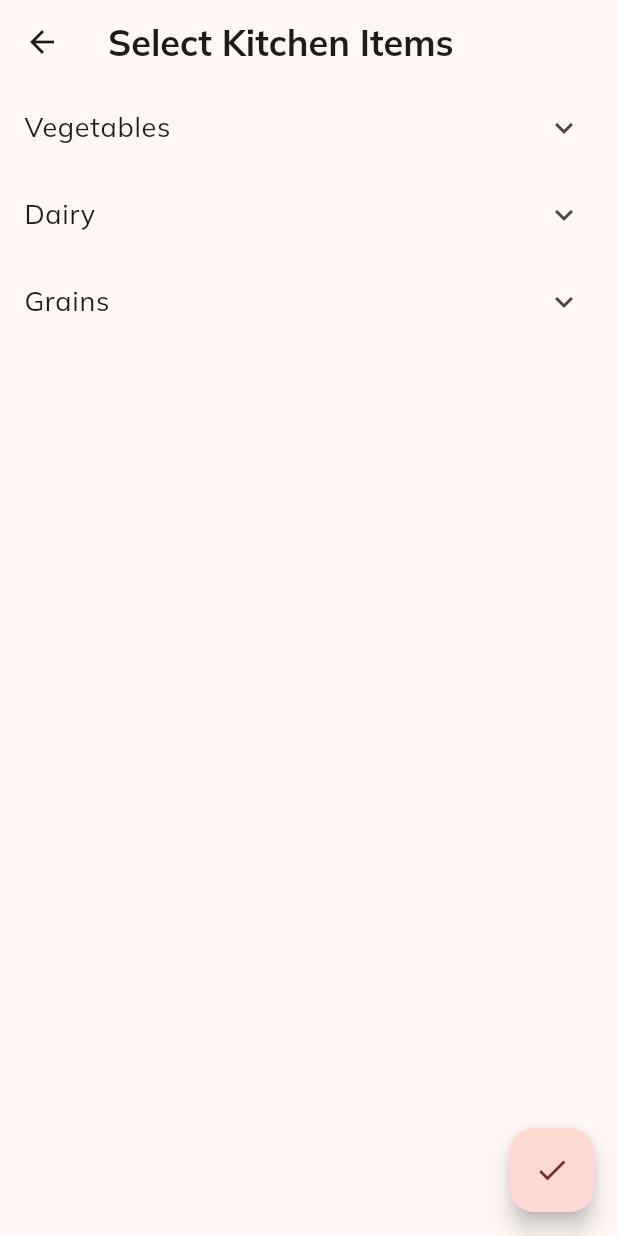
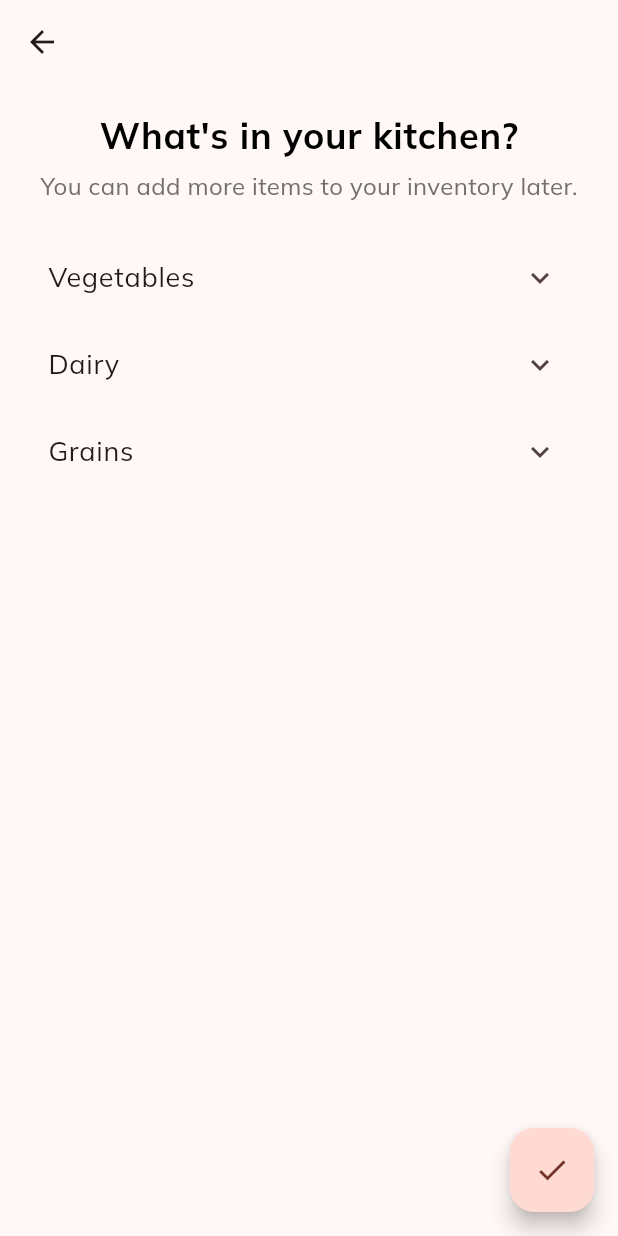
Before and after one commit to ReemJ23/Kitchenly, a Flutter app: the OnboardingAllergiesScreen screen opened directly with empty values, after a tap on "Next", on a phone screen of 412 x 824 dp. Run offline on Flutter 3.47's test engine with Material 3 defaults, Android fonts, the phone set to English and light mode, and no system bars; our stand-ins replace cloud_firestore, firebase_auth, firebase_core, shared_preferences; accounts and stored records are empty; generated files the repository leaves out were written again.

Commit message:
designed the onboarding inventory screen along with some retouches to previously designed screens

```diff
--- a/lib/l10n/app_ar.arb
+++ b/lib/l10n/app_ar.arb
@@ -25,7 +25,6 @@
   "incorrectPassword": "كلمة المرور غير صحيحة",
   "userNotFound": "المستخدم غير موجود. يرجى التحقق من البريد الإلكتروني أو اسم المستخدم.",
   "selectAllergies": "حدد حساسية الطعام لديك",
-  "selectKitchenItems": "حدد المواد الموجودة في مطبخك",
   "inventory": "المخزون",
   "quantity": "الكمية",
   "next": "التالي",
@@ -104,5 +103,7 @@
   "welcomeSubMessage": "خطوة أقرب لتنظيم وجباتك.",
   "main": "الرئيسية",
   "onboardingAllergiesMessage": "دعنا نتعرف عليك أكثر...",
-  "onboardingAllergiesSubMessage": "قم باختيار أي حساسية لديك، إن وجد."
+  "onboardingAllergiesSubMessage": "قم باختيار أي حساسية لديك، إن وجد.",
+  "onboardingInventoryMessage": "ماذا يوجد في مطبخك؟",
+  "onboardingInventorySubMessage": "بإمكانك إضافة المزيد من العناصر للمخزون لاحقًا."
 }
--- a/lib/l10n/app_en.arb
+++ b/lib/l10n/app_en.arb
@@ -24,7 +24,6 @@
   "usernameTaken": "This username is taken",
   "incorrectPassword": "Incorrect password",
   "userNotFound": "User not found. Please check your email or username.",
-  "selectKitchenItems": "Select Kitchen Items",
   "inventory": "Inventory",
   "quantity": "Quantity",
   "next": "Next",
@@ -102,5 +101,7 @@
   "welcomeSubMessage": "A step closer to more organized meals.",
   "main": "Main",
   "onboardingAllergiesMessage": "Getting to know more about you...",
-  "onboardingAllergiesSubMessage": "Select your allergies, if any."
+  "onboardingAllergiesSubMessage": "Select your allergies, if any.",
+  "onboardingInventoryMessage": "What's in your kitchen?",
+  "onboardingInventorySubMessage": "You can add more items to your inventory later."
 }
--- a/lib/screens/inventory_screen.dart
+++ b/lib/screens/inventory_screen.dart
@@ -3,6 +3,8 @@ import 'package:cloud_firestore/cloud_firestore.dart';
 import 'package:firebase_auth/firebase_auth.dart';
 import 'package:flutter_gen/gen_l10n/app_localizations.dart';
 import 'package:intl/intl.dart';
+import '../utils/colors.dart';
+
 
 import '../utils/localization_helper.dart';
 
--- a/lib/screens/main_screen.dart
+++ b/lib/screens/main_screen.dart
@@ -3,8 +3,7 @@ import 'package:kitchenly/screens/profile_screen.dart';
 import 'package:kitchenly/screens/inventory_screen.dart';
 import 'package:flutter_gen/gen_l10n/app_localizations.dart';
 import 'package:kitchenly/screens/shopping_list_screen.dart';
-
-import 'inventory_screen.dart';
+import '../utils/colors.dart';
 
 class MainScreen extends StatefulWidget {
   final String language;
--- a/lib/screens/onboarding_allergies.dart
+++ b/lib/screens/onboarding_allergies.dart
@@ -37,7 +37,7 @@ class _OnboardingAllergiesScreenState extends State<OnboardingAllergiesScreen> {
       });
 
 
-      Navigator.pushReplacementNamed(context, '/onboarding_inventory', arguments: widget.language);
+      Navigator.pushNamed(context, '/onboarding_inventory', arguments: widget.language);
     }
   }
 
@@ -46,10 +46,10 @@ class _OnboardingAllergiesScreenState extends State<OnboardingAllergiesScreen> {
     final localizations = AppLocalizations.of(context)!;
 
     return Scaffold(
-
-      body: SafeArea(
-        child: Padding(
-        padding: const EdgeInsets.fromLTRB(16, 24, 16, 0),
+        appBar: AppBar(title: Text(" ")
+        ),
+      body: Padding(
+        padding: EdgeInsets.all(16),
     child: Column(
       mainAxisAlignment: MainAxisAlignment.center,
     children: [
@@ -130,7 +130,7 @@ class _OnboardingAllergiesScreenState extends State<OnboardingAllergiesScreen> {
           ),
         ],
       ),
-    ),
+
           ),
     );
   }
--- a/lib/screens/onboarding_inventory.dart
+++ b/lib/screens/onboarding_inventory.dart
@@ -2,6 +2,7 @@ import 'package:flutter/material.dart';
 import 'package:cloud_firestore/cloud_firestore.dart';
 import 'package:firebase_auth/firebase_auth.dart';
 import 'package:flutter_gen/gen_l10n/app_localizations.dart';
+import '../utils/colors.dart';
 import '../utils/localization_helper.dart';
 
 class OnboardingInventoryScreen extends StatefulWidget {
@@ -14,7 +15,8 @@ class OnboardingInventoryScreen extends StatefulWidget {
 }
 
 class _OnboardingInventoryScreenState extends State<OnboardingInventoryScreen> {
-  final Map<String, Map<String, dynamic>> selectedItems = {}; // ✅ Stores selected values persistently
+  final Map<String, Map<String, dynamic>> selectedItems = {
+  };
   final Map<String, List<String>> categorizedItems = {
     "Vegetables": ["Tomato", "Carrot", "Potato"],
     "Dairy": ["Milk", "Cheese", "Yogurt"],
@@ -44,7 +46,8 @@ class _OnboardingInventoryScreenState extends State<OnboardingInventoryScreen> {
             .doc(item.key)
             .set(item.value);
       }
-      Navigator.pushNamedAndRemoveUntil(context, '/main', (route) => false, arguments: widget.language);
+      Navigator.pushNamedAndRemoveUntil(
+          context, '/main', (route) => false, arguments: widget.language);
     }
   }
 
@@ -53,13 +56,46 @@ class _OnboardingInventoryScreenState extends State<OnboardingInventoryScreen> {
     final localizations = AppLocalizations.of(context)!;
 
     return Scaffold(
-      appBar: AppBar(title: Text(localizations.selectKitchenItems)),
+      appBar: AppBar(title: Text(" "),
+      ),
       body: ListView(
-        children: categorizedItems.entries.map((category) {
+        padding: EdgeInsets.all(16),
+        children: [
+          Column(
+            mainAxisAlignment: MainAxisAlignment.center,
+            children: [
+              Text(
+                localizations.onboardingInventoryMessage,
+                style: Theme
+                    .of(context)
+                    .textTheme
+                    .bodyLarge
+                    ?.copyWith(
+                  color: AppColors.heading1,
+                  fontSize: 24,
+                  fontWeight: FontWeight.bold,
+                ),
+              ),
+              SizedBox(height: 5),
+              Text(
+                localizations.onboardingInventorySubMessage,
+                style: Theme
+                    .of(context)
+                    .textTheme
+                    .bodyMedium
+                    ?.copyWith(
+                  color: AppColors.heading2,
+                  fontSize: 16,
+                ),
+              ),
+              SizedBox(height: 20),
+            ],
+          ),
+          ...categorizedItems.entries.map((category) {
             return ExpansionTile(
-            title: Text(LocalizationHelper.getLocalizedString(localizations, category.key)),
+              title: Text(LocalizationHelper.getLocalizedString(
+                  localizations, category.key)),
               children: category.value.map((item) {
-              // ✅ Initialize selectedItems to retain values on expansion/collapse
                 if (!selectedItems.containsKey(item)) {
                   selectedItems[item] = {
                     "category": category.key,
@@ -69,16 +105,18 @@ class _OnboardingInventoryScreenState extends State<OnboardingInventoryScreen> {
                 }
 
                 return ListTile(
-                title: Text(LocalizationHelper.getLocalizedString(localizations, item)),
+                  title: Text(LocalizationHelper.getLocalizedString(
+                      localizations, item)),
                   subtitle: DropdownButtonFormField<String>(
-                  value: selectedItems[item]!['unit'], // ✅ Keeps selected value
+                    value: selectedItems[item]!['unit'],
                     onChanged: (value) {
                       setState(() {
                         selectedItems[item]!['unit'] = value!;
                       });
                     },
                     items: ["kg", "grams", "liters", "pieces"]
-                      .map((unit) => DropdownMenuItem(
+                        .map((unit) =>
+                        DropdownMenuItem(
                           value: unit,
                           child: Text(unit),
                         ))
@@ -88,14 +126,16 @@ class _OnboardingInventoryScreenState extends State<OnboardingInventoryScreen> {
                     width: 100,
                     child: TextField(
                       keyboardType: TextInputType.number,
-                    decoration: InputDecoration(labelText: localizations.quantity),
+                      decoration: InputDecoration(
+                          labelText: localizations.quantity),
                       controller: TextEditingController(
-                      text: selectedItems[item]!['quantity'].toString(), // ✅ Keeps previous input
+                        text: selectedItems[item]!['quantity'].toString(),
                       ),
                       onChanged: (value) {
                         setState(() {
                           if (value.isNotEmpty) {
-                          selectedItems[item]!['quantity'] = int.parse(value);
+                            selectedItems[item]!['quantity'] =
+                                int.tryParse(value) ?? "";
                           } else {
                             selectedItems[item]!['quantity'] = "";
                           }
@@ -107,6 +147,7 @@ class _OnboardingInventoryScreenState extends State<OnboardingInventoryScreen> {
               }).toList(),
             );
           }).toList(),
+        ],
       ),
       floatingActionButton: FloatingActionButton(
         onPressed: _submitInventory,
--- a/lib/screens/profile_screen.dart
+++ b/lib/screens/profile_screen.dart
@@ -2,6 +2,8 @@ import 'package:firebase_auth/firebase_auth.dart';
 import 'package:flutter/material.dart';
 import 'package:flutter_gen/gen_l10n/app_localizations.dart';
 import 'package:shared_preferences/shared_preferences.dart';
+import '../utils/colors.dart';
+
 
 class ProfileScreen extends StatefulWidget {
   final String language;
--- a/lib/screens/shopping_list_screen.dart
+++ b/lib/screens/shopping_list_screen.dart
@@ -3,6 +3,8 @@ import 'package:cloud_firestore/cloud_firestore.dart';
 import 'package:firebase_auth/firebase_auth.dart';
 import 'package:flutter_gen/gen_l10n/app_localizations.dart';
 import '../utils/localization_helper.dart';
+import '../utils/colors.dart';
+
 
 class ShoppingListScreen extends StatefulWidget {
   const ShoppingListScreen({Key? key}) : super(key: key);
--- a/lib/utils/colors.dart
+++ b/lib/utils/colors.dart
@@ -1,7 +1,6 @@
 import 'package:flutter/material.dart';
 
 class AppColors {
-  static const Color primary = Color(0x963B504D); // theme
   static const Color error = Colors.red;
   static const Color textFieldBorder = Colors.grey;
   static const Color textFieldBorderError = Colors.red;
```
Lines whose indentation alone changed are shown as unchanged.
